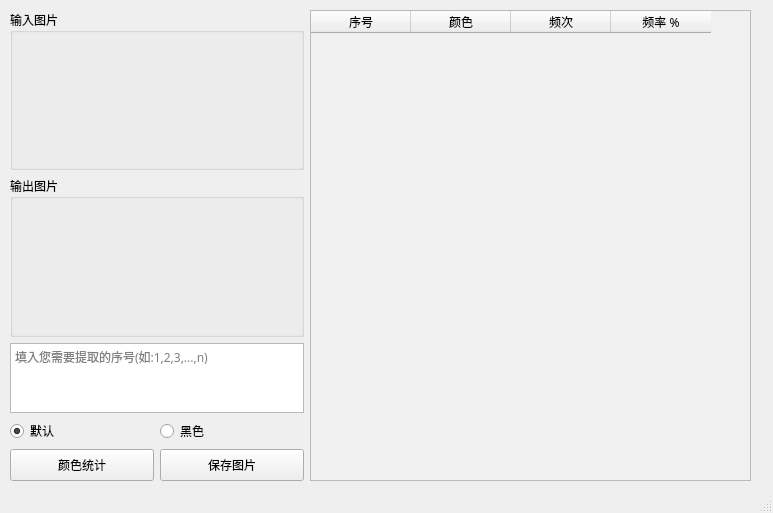
The window that src/GUI/ui.ui (UP0916/FrequencyColor) describes before a commit, drawn with Qt 5.
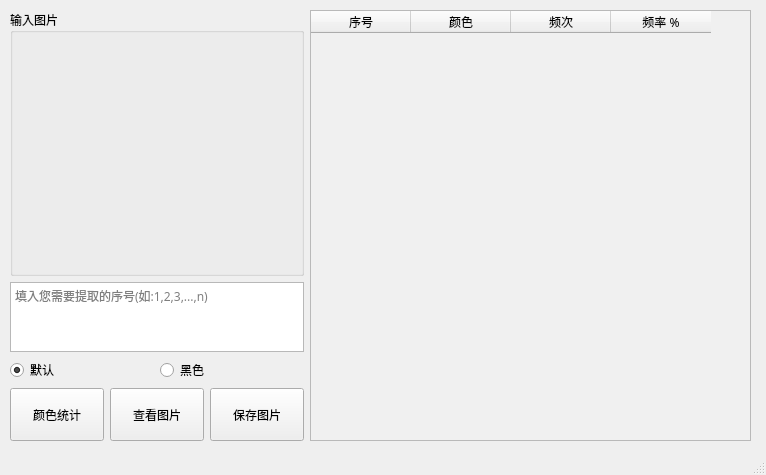
The same window after the commit.

Commit message: 添加查看图片按钮

Patch:
```diff
--- a/src/GUI/ui.ui
+++ b/src/GUI/ui.ui
@@ -6,8 +6,8 @@
    <rect>
     <x>0</x>
     <y>0</y>
-    <width>773</width>
-    <height>513</height>
+    <width>766</width>
+    <height>475</height>
    </rect>
   </property>
   <property name="sizePolicy">
@@ -34,12 +34,12 @@
       <x>10</x>
       <y>10</y>
       <width>741</width>
-      <height>471</height>
+      <height>431</height>
      </rect>
     </property>
     <layout class="QHBoxLayout" name="horizontalLayout" stretch="4,6">
      <item>
-      <layout class="QVBoxLayout" name="verticalLayout" stretch="5,5,1,0,1">
+      <layout class="QVBoxLayout" name="verticalLayout" stretch="5,1,0,1">
        <item>
         <widget class="QGroupBox" name="groupBox">
          <property name="title">
@@ -62,22 +62,6 @@
          </layout>
         </widget>
        </item>
-       <item>
-        <widget class="QGroupBox" name="groupBox_2">
-         <property name="title">
-          <string>输出图片</string>
-         </property>
-         <layout class="QVBoxLayout" name="verticalLayout_3">
-          <item>
-           <widget class="QLabel" name="label_2">
-            <property name="text">
-             <string/>
-            </property>
-           </widget>
-          </item>
-         </layout>
-        </widget>
-       </item>
        <item>
         <widget class="QPlainTextEdit" name="plainTextEdit">
          <property name="placeholderText">
@@ -121,6 +105,19 @@
            </property>
           </widget>
          </item>
+         <item>
+          <widget class="QPushButton" name="pushButton_3">
+           <property name="sizePolicy">
+            <sizepolicy hsizetype="Expanding" vsizetype="Expanding">
+             <horstretch>0</horstretch>
+             <verstretch>0</verstretch>
+            </sizepolicy>
+           </property>
+           <property name="text">
+            <string>查看图片</string>
+           </property>
+          </widget>
+         </item>
          <item>
           <widget class="QPushButton" name="pushButton_2">
            <property name="sizePolicy">
```
Left out of the diff: 2 changed lines with no effect on the pictures. The commit also changes 2 other files.
